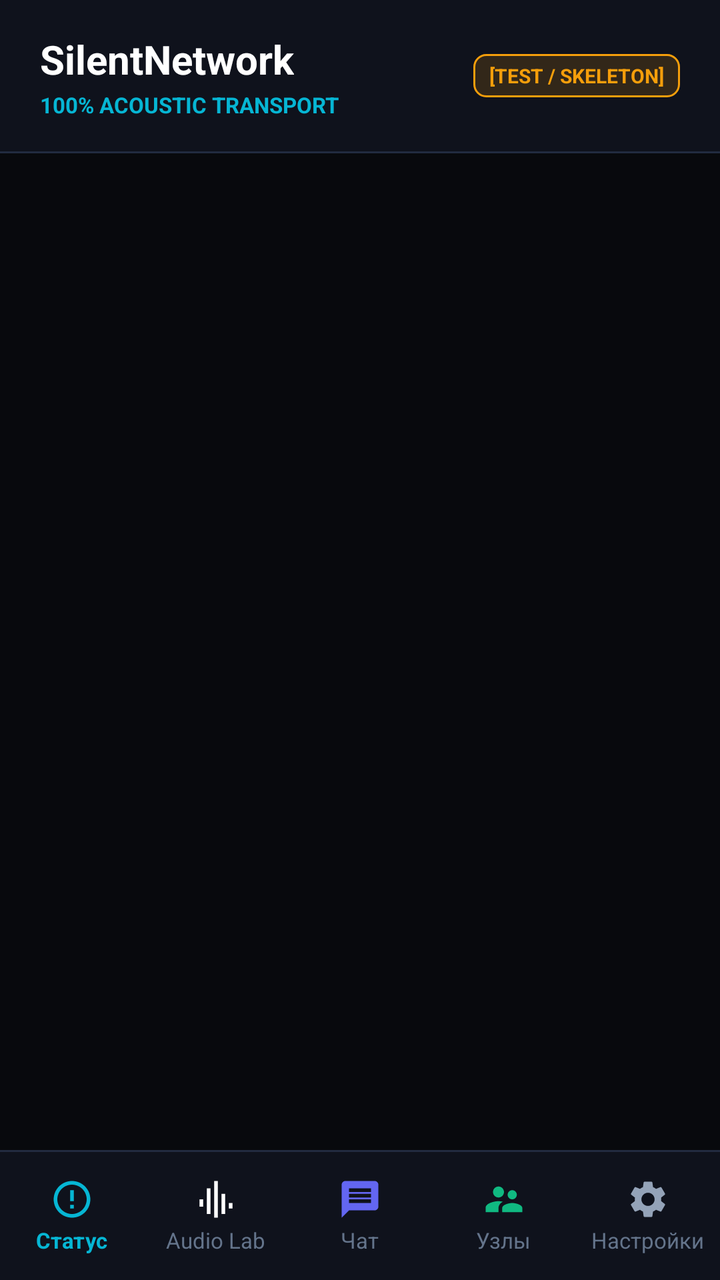
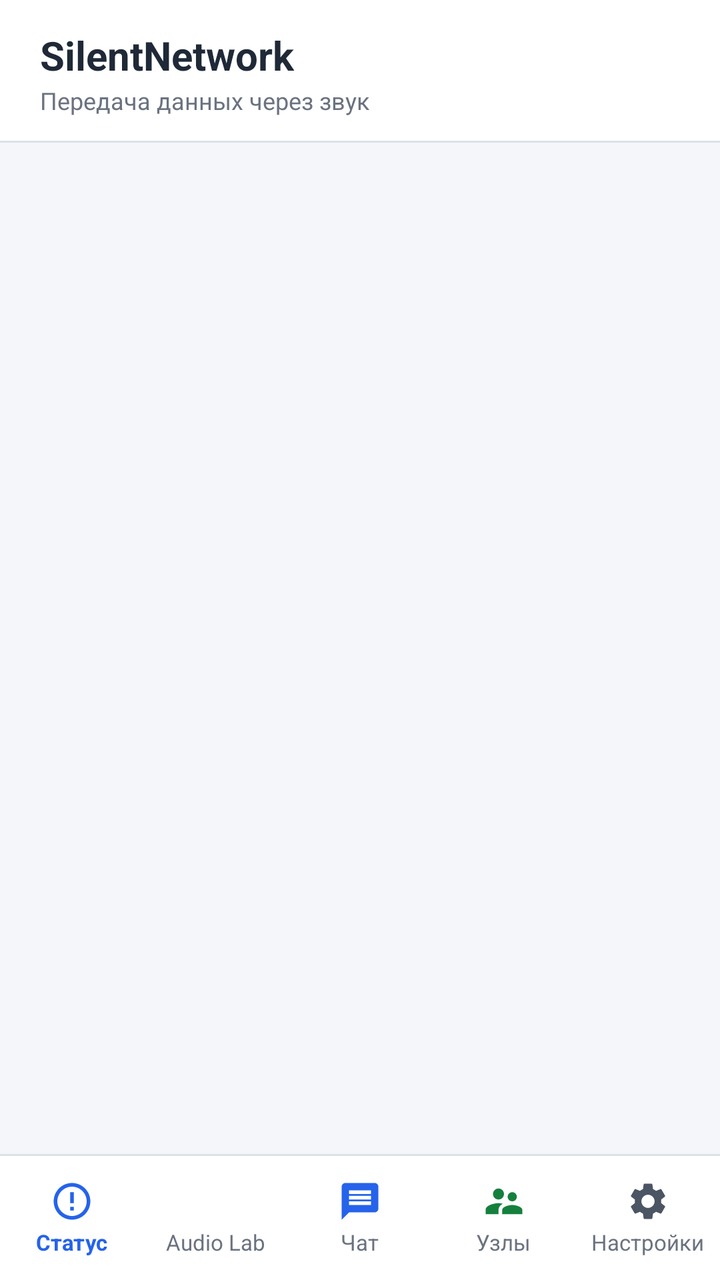

Compare the two renders of this Android layout. The source of the first and the diff that turns it into the second are given below.
<!-- AndroidManifest.xml: application theme Theme.SilentNetwork -->
<!-- res/layout/activity_main.xml -->
<?xml version="1.0" encoding="utf-8"?>
<LinearLayout xmlns:android="http://schemas.android.com/apk/res/android"
    android:layout_width="match_parent"
    android:layout_height="match_parent"
    android:background="@color/bg_canvas"
    android:orientation="vertical">

    
    <LinearLayout
        android:layout_width="match_parent"
        android:layout_height="wrap_content"
        android:background="@color/bg_surface"
        android:gravity="center_vertical"
        android:orientation="horizontal"
        android:paddingStart="20dp"
        android:paddingTop="16dp"
        android:paddingEnd="20dp"
        android:paddingBottom="16dp">

        <LinearLayout
            android:layout_width="0dp"
            android:layout_height="wrap_content"
            android:layout_weight="1"
            android:orientation="vertical">

            <TextView
                android:layout_width="wrap_content"
                android:layout_height="wrap_content"
                android:text="@string/app_name"
                android:textColor="@color/text_primary"
                android:textSize="20sp"
                android:textStyle="bold" />

            <TextView
                android:layout_width="wrap_content"
                android:layout_height="wrap_content"
                android:layout_marginTop="2dp"
                android:text="@string/tag_no_radio"
                android:textColor="@color/accent_cyan"
                android:textSize="11sp"
                android:textStyle="bold" />
        </LinearLayout>

        
        <TextView
            android:id="@+id/tv_mock_badge"
            android:layout_width="wrap_content"
            android:layout_height="wrap_content"
            android:background="@drawable/bg_badge_mock"
            android:paddingStart="8dp"
            android:paddingTop="4dp"
            android:paddingEnd="8dp"
            android:paddingBottom="4dp"
            android:text="@string/badge_mock"
            android:textColor="@color/accent_amber"
            android:textSize="10sp"
            android:textStyle="bold" />
    </LinearLayout>

    
    <View
        android:layout_width="match_parent"
        android:layout_height="1dp"
        android:background="@color/bg_card_stroke" />

    
    <FrameLayout
        android:id="@+id/fragment_container"
        android:layout_width="match_parent"
        android:layout_height="0dp"
        android:layout_weight="1" />

    
    <View
        android:layout_width="match_parent"
        android:layout_height="1dp"
        android:background="@color/bg_card_stroke" />

    
    <LinearLayout
        android:id="@+id/bottom_navigation"
        android:layout_width="match_parent"
        android:layout_height="64dp"
        android:background="@color/bg_surface"
        android:gravity="center"
        android:orientation="horizontal">

        <LinearLayout
            android:id="@+id/tab_status"
            android:layout_width="0dp"
            android:layout_height="match_parent"
            android:layout_weight="1"
            android:clickable="true"
            android:focusable="true"
            android:gravity="center"
            android:orientation="vertical">

            <ImageView
                android:id="@+id/iv_tab_status"
                android:layout_width="22dp"
                android:layout_height="22dp"
                android:contentDescription="@string/tab_status"
                android:src="@drawable/ic_tab_status" />

            <TextView
                android:id="@+id/tv_tab_status"
                android:layout_width="wrap_content"
                android:layout_height="wrap_content"
                android:layout_marginTop="2dp"
                android:text="@string/tab_status"
                android:textColor="@color/accent_cyan"
                android:textSize="11sp"
                android:textStyle="bold" />
        </LinearLayout>

        <LinearLayout
            android:id="@+id/tab_audio_lab"
            android:layout_width="0dp"
            android:layout_height="match_parent"
            android:layout_weight="1"
            android:clickable="true"
            android:focusable="true"
            android:gravity="center"
            android:orientation="vertical">

            <ImageView
                android:id="@+id/iv_tab_audio_lab"
                android:layout_width="22dp"
                android:layout_height="22dp"
                android:contentDescription="@string/tab_audiolab"
                android:src="@drawable/ic_tab_audiolab" />

            <TextView
                android:id="@+id/tv_tab_audio_lab"
                android:layout_width="wrap_content"
                android:layout_height="wrap_content"
                android:layout_marginTop="2dp"
                android:text="@string/tab_audiolab"
                android:textColor="@color/text_muted"
                android:textSize="11sp" />
        </LinearLayout>

        <LinearLayout
            android:id="@+id/tab_messenger"
            android:layout_width="0dp"
            android:layout_height="match_parent"
            android:layout_weight="1"
            android:clickable="true"
            android:focusable="true"
            android:gravity="center"
            android:orientation="vertical">

            <ImageView
                android:id="@+id/iv_tab_messenger"
                android:layout_width="22dp"
                android:layout_height="22dp"
                android:contentDescription="@string/tab_messenger"
                android:src="@drawable/ic_tab_chat" />

            <TextView
                android:id="@+id/tv_tab_messenger"
                android:layout_width="wrap_content"
                android:layout_height="wrap_content"
                android:layout_marginTop="2dp"
                android:text="@string/tab_messenger"
                android:textColor="@color/text_muted"
                android:textSize="11sp" />
        </LinearLayout>

        <LinearLayout
            android:id="@+id/tab_devices"
            android:layout_width="0dp"
            android:layout_height="match_parent"
            android:layout_weight="1"
            android:clickable="true"
            android:focusable="true"
            android:gravity="center"
            android:orientation="vertical">

            <ImageView
                android:id="@+id/iv_tab_devices"
                android:layout_width="22dp"
                android:layout_height="22dp"
                android:contentDescription="@string/tab_devices"
                android:src="@drawable/ic_tab_devices" />

            <TextView
                android:id="@+id/tv_tab_devices"
                android:layout_width="wrap_content"
                android:layout_height="wrap_content"
                android:layout_marginTop="2dp"
                android:text="@string/tab_devices"
                android:textColor="@color/text_muted"
                android:textSize="11sp" />
        </LinearLayout>

        <LinearLayout
            android:id="@+id/tab_settings"
            android:layout_width="0dp"
            android:layout_height="match_parent"
            android:layout_weight="1"
            android:clickable="true"
            android:focusable="true"
            android:gravity="center"
            android:orientation="vertical">

            <ImageView
                android:id="@+id/iv_tab_settings"
                android:layout_width="22dp"
                android:layout_height="22dp"
                android:contentDescription="@string/tab_settings"
                android:src="@drawable/ic_tab_settings" />

            <TextView
                android:id="@+id/tv_tab_settings"
                android:layout_width="wrap_content"
                android:layout_height="wrap_content"
                android:layout_marginTop="2dp"
                android:text="@string/tab_settings"
                android:textColor="@color/text_muted"
                android:textSize="11sp" />
        </LinearLayout>

    </LinearLayout>

</LinearLayout>
<!-- resources referenced by this layout -->
<resources>
  <color name="accent_amber">#F59E0B</color>
  <color name="accent_cyan">#06B6D4</color>
  <color name="bg_canvas">#08090D</color>
  <color name="bg_card_stroke">#222B40</color>
  <color name="bg_surface">#0F121C</color>
  <color name="text_muted">#64748B</color>
  <color name="text_primary">#FFFFFF</color>
  <!-- drawable bg_badge_mock (drawable) -->
  <?xml version="1.0" encoding="utf-8"?>
  <shape xmlns:android="http://schemas.android.com/apk/res/android"
      android:shape="rectangle">
      <solid android:color="#26F59E0B" />
      <corners android:radius="6dp" />
      <stroke
          android:width="1dp"
          android:color="@color/accent_amber" />
  </shape>
  <!-- drawable ic_tab_audiolab (drawable) -->
  <vector xmlns:android="http://schemas.android.com/apk/res/android"
      android:width="24dp"
      android:height="24dp"
      android:viewportWidth="24"
      android:viewportHeight="24">
      <path
          android:fillColor="#FFFFFFFF"
          android:pathData="M3,12h2v4H3v-4zm4,-6h2v14H7V6zm4,-4h2v20h-2V2zm4,7h2v11h-2V9zm4,5h2v3h-2v-3z" />
  </vector>
  <!-- drawable ic_tab_chat (drawable) -->
  <?xml version="1.0" encoding="utf-8"?>
  <vector xmlns:android="http://schemas.android.com/apk/res/android"
      android:width="24dp"
      android:height="24dp"
      android:viewportWidth="24"
      android:viewportHeight="24">
      <path
          android:fillColor="@color/accent_primary"
          android:pathData="M20,2L4,2c-1.1,0 -1.99,0.9 -1.99,2L2,22l4,-4h14c1.1,0 2,-0.9 2,-2L22,4c0,-1.1 -0.9,-2 -2,-2zM18,14L6,14v-2h12v2zM18,11L6,11L6,9h12v2zM18,8L6,8L6,6h12v2z" />
  </vector>
  <!-- drawable ic_tab_status (drawable) -->
  <?xml version="1.0" encoding="utf-8"?>
  <vector xmlns:android="http://schemas.android.com/apk/res/android"
      android:width="24dp"
      android:height="24dp"
      android:viewportWidth="24"
      android:viewportHeight="24">
      <path
          android:fillColor="@color/accent_cyan"
          android:pathData="M12,2C6.48,2 2,6.48 2,12s4.48,10 10,10 10,-4.48 10,-10S17.52,2 12,2zM12,20c-4.41,0 -8,-3.59 -8,-8s3.59,-8 8,-8 8,3.59 8,8 -3.59,8 -8,8zM11,7h2v6h-2zM11,15h2v2h-2z" />
  </vector>
  <string name="app_name">SilentNetwork</string>
  <string name="badge_mock">[TEST / SKELETON]</string>
  <string name="tab_audiolab">Audio Lab</string>
  <string name="tab_devices">Узлы</string>
  <string name="tab_messenger">Чат</string>
  <string name="tab_settings">Настройки</string>
  <string name="tab_status">Статус</string>
  <string name="tag_no_radio">100% ACOUSTIC TRANSPORT</string>
  <style name="Theme.SilentNetwork" parent="Theme.AppCompat.NoActionBar">
          
          <item name="android:windowBackground">@color/bg_canvas</item>
          <item name="android:statusBarColor">@color/bg_canvas</item>
          <item name="android:navigationBarColor">@color/bg_canvas</item>
          <item name="android:windowLightStatusBar">false</item>
  
          
          <item name="colorPrimary">@color/accent_primary</item>
          <item name="colorPrimaryDark">@color/bg_canvas</item>
          <item name="colorAccent">@color/accent_cyan</item>
  
          
          <item name="android:textColorPrimary">@color/text_primary</item>
          <item name="android:textColorSecondary">@color/text_secondary</item>
      </style>
  <color name="accent_primary">#6366F1</color>
  <color name="accent_emerald">#10B981</color>
  <color name="text_secondary">#94A3B8</color>
  <!-- unchanged entries left out for length: 2 -->
</resources>

<!-- the commit's change to res/layout/activity_main.xml (unified diff, before → after) -->
@@ -10,67 +10,40 @@
         android:layout_width="match_parent"
         android:layout_height="wrap_content"
         android:background="@color/bg_surface"
-        android:gravity="center_vertical"
-        android:orientation="horizontal"
+        android:orientation="vertical"
         android:paddingStart="20dp"
-        android:paddingTop="16dp"
+        android:paddingTop="14dp"
         android:paddingEnd="20dp"
-        android:paddingBottom="16dp">
+        android:paddingBottom="12dp">
 
-        <LinearLayout
-            android:layout_width="0dp"
-            android:layout_height="wrap_content"
-            android:layout_weight="1"
-            android:orientation="vertical">
-
-            <TextView
-                android:layout_width="wrap_content"
-                android:layout_height="wrap_content"
-                android:text="@string/app_name"
-                android:textColor="@color/text_primary"
-                android:textSize="20sp"
-                android:textStyle="bold" />
-
-            <TextView
-                android:layout_width="wrap_content"
-                android:layout_height="wrap_content"
-                android:layout_marginTop="2dp"
-                android:text="@string/tag_no_radio"
-                android:textColor="@color/accent_cyan"
-                android:textSize="11sp"
-                android:textStyle="bold" />
-        </LinearLayout>
-
-        
         <TextView
-            android:id="@+id/tv_mock_badge"
             android:layout_width="wrap_content"
             android:layout_height="wrap_content"
-            android:background="@drawable/bg_badge_mock"
-            android:paddingStart="8dp"
-            android:paddingTop="4dp"
-            android:paddingEnd="8dp"
-            android:paddingBottom="4dp"
-            android:text="@string/badge_mock"
-            android:textColor="@color/accent_amber"
-            android:textSize="10sp"
+            android:text="@string/app_name"
+            android:textColor="@color/text_primary"
+            android:textSize="20sp"
             android:textStyle="bold" />
+
+        <TextView
+            android:layout_width="wrap_content"
+            android:layout_height="wrap_content"
+            android:layout_marginTop="1dp"
+            android:text="@string/app_subtitle"
+            android:textColor="@color/text_muted"
+            android:textSize="12sp" />
     </LinearLayout>
 
-    
     <View
         android:layout_width="match_parent"
         android:layout_height="1dp"
         android:background="@color/bg_card_stroke" />
 
-    
     <FrameLayout
         android:id="@+id/fragment_container"
         android:layout_width="match_parent"
         android:layout_height="0dp"
         android:layout_weight="1" />
 
-    
     <View
         android:layout_width="match_parent"
         android:layout_height="1dp"
@@ -80,7 +53,7 @@
     <LinearLayout
         android:id="@+id/bottom_navigation"
         android:layout_width="match_parent"
-        android:layout_height="64dp"
+        android:layout_height="62dp"
         android:background="@color/bg_surface"
         android:gravity="center"
         android:orientation="horizontal">
@@ -108,7 +81,7 @@
                 android:layout_height="wrap_content"
                 android:layout_marginTop="2dp"
                 android:text="@string/tab_status"
-                android:textColor="@color/accent_cyan"
+                android:textColor="@color/accent_primary"
                 android:textSize="11sp"
                 android:textStyle="bold" />
         </LinearLayout>
<!-- resource entries referenced after the edit -->
@@ -1,22 +1,11 @@
 <!-- resources referenced by this layout -->
 <resources>
-  <color name="accent_amber">#F59E0B</color>
-  <color name="accent_cyan">#06B6D4</color>
-  <color name="bg_canvas">#08090D</color>
-  <color name="bg_card_stroke">#222B40</color>
-  <color name="bg_surface">#0F121C</color>
-  <color name="text_muted">#64748B</color>
-  <color name="text_primary">#FFFFFF</color>
-  <!-- drawable bg_badge_mock (drawable) -->
-  <?xml version="1.0" encoding="utf-8"?>
-  <shape xmlns:android="http://schemas.android.com/apk/res/android"
-      android:shape="rectangle">
-      <solid android:color="#26F59E0B" />
-      <corners android:radius="6dp" />
-      <stroke
-          android:width="1dp"
-          android:color="@color/accent_amber" />
-  </shape>
+  <color name="accent_cyan">#2563EB</color>
+  <color name="bg_canvas">#F4F6F9</color>
+  <color name="bg_card_stroke">#DCE2EA</color>
+  <color name="bg_surface">#FFFFFF</color>
+  <color name="text_muted">#6B7280</color>
+  <color name="text_primary">#1F2937</color>
   <!-- drawable ic_tab_audiolab (drawable) -->
   <vector xmlns:android="http://schemas.android.com/apk/res/android"
       android:width="24dp"
@@ -50,32 +39,32 @@
           android:pathData="M12,2C6.48,2 2,6.48 2,12s4.48,10 10,10 10,-4.48 10,-10S17.52,2 12,2zM12,20c-4.41,0 -8,-3.59 -8,-8s3.59,-8 8,-8 8,3.59 8,8 -3.59,8 -8,8zM11,7h2v6h-2zM11,15h2v2h-2z" />
   </vector>
   <string name="app_name">SilentNetwork</string>
-  <string name="badge_mock">[TEST / SKELETON]</string>
+  <string name="app_subtitle">Передача данных через звук</string>
   <string name="tab_audiolab">Audio Lab</string>
   <string name="tab_devices">Узлы</string>
   <string name="tab_messenger">Чат</string>
   <string name="tab_settings">Настройки</string>
   <string name="tab_status">Статус</string>
-  <string name="tag_no_radio">100% ACOUSTIC TRANSPORT</string>
-  <style name="Theme.SilentNetwork" parent="Theme.AppCompat.NoActionBar">
+  <style name="Theme.SilentNetwork" parent="Theme.AppCompat.Light.NoActionBar">
           
           <item name="android:windowBackground">@color/bg_canvas</item>
           <item name="android:statusBarColor">@color/bg_canvas</item>
-          <item name="android:navigationBarColor">@color/bg_canvas</item>
-          <item name="android:windowLightStatusBar">false</item>
+          <item name="android:navigationBarColor">@color/bg_surface</item>
+          <item name="android:windowLightStatusBar">true</item>
   
           
           <item name="colorPrimary">@color/accent_primary</item>
           <item name="colorPrimaryDark">@color/bg_canvas</item>
-          <item name="colorAccent">@color/accent_cyan</item>
+          <item name="colorAccent">@color/accent_primary</item>
   
           
           <item name="android:textColorPrimary">@color/text_primary</item>
           <item name="android:textColorSecondary">@color/text_secondary</item>
+          <item name="android:textColorHint">@color/text_muted</item>
       </style>
-  <color name="accent_primary">#6366F1</color>
-  <color name="accent_emerald">#10B981</color>
-  <color name="text_secondary">#94A3B8</color>
+  <color name="accent_primary">#2563EB</color>
+  <color name="accent_emerald">#15803D</color>
+  <color name="text_secondary">#4B5563</color>
   <!-- unchanged entries left out for length: 2 -->
 </resources>
 
